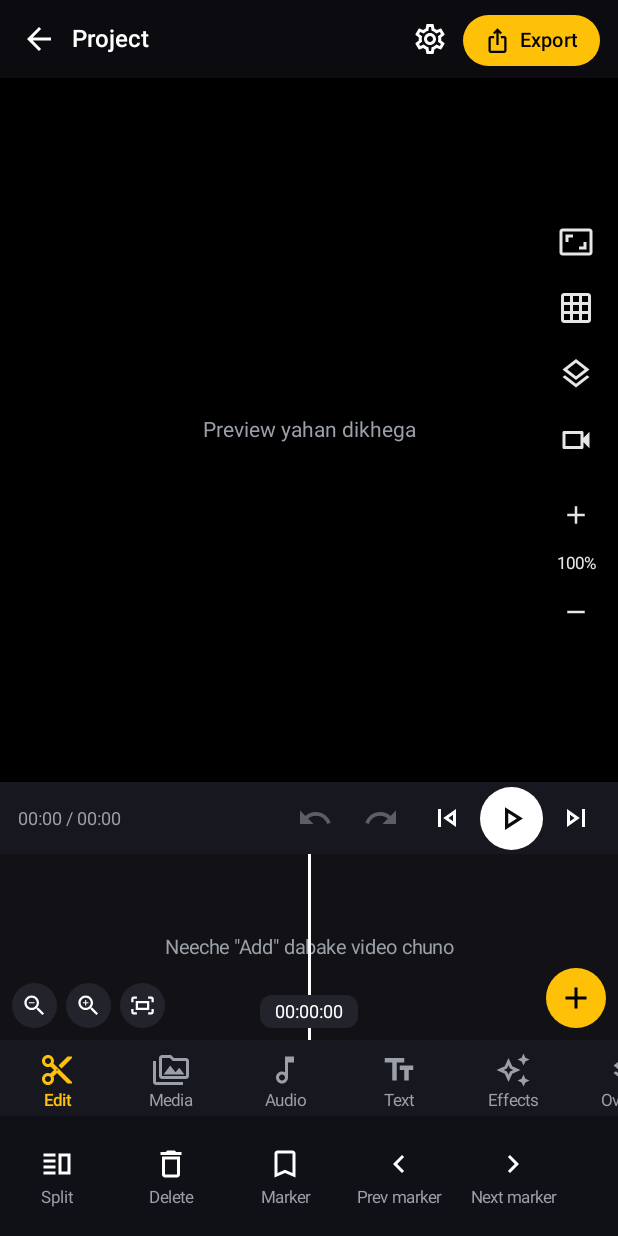
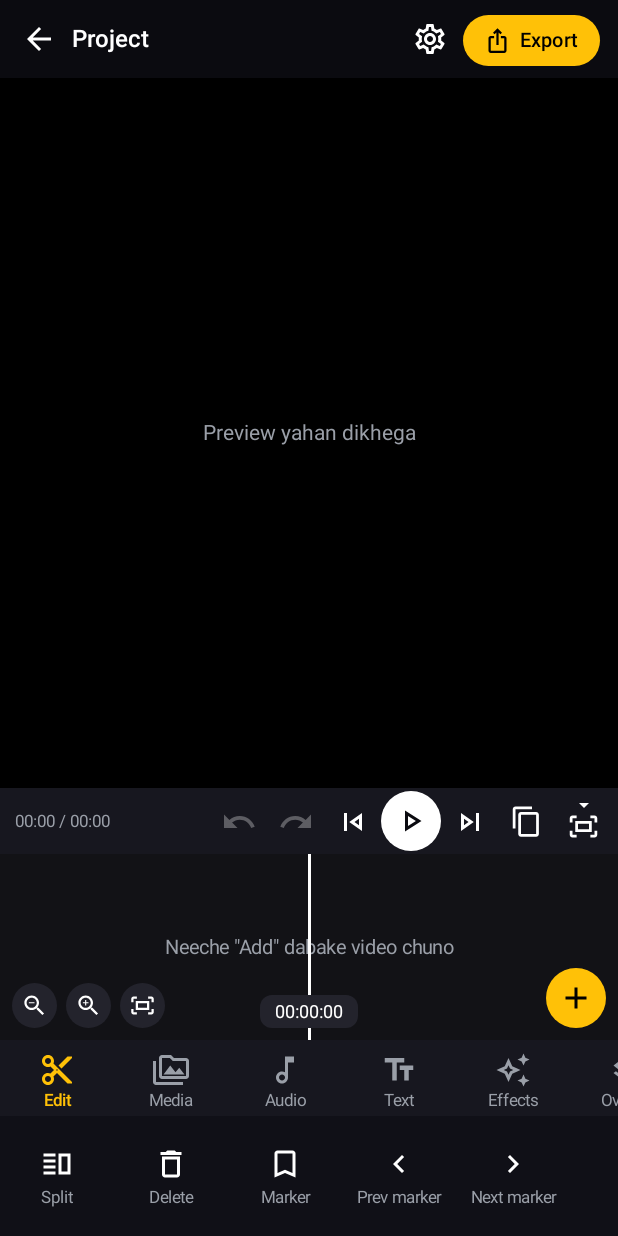
Before and after one commit to aaidiajay/BoldCut, an Android app built with Jetpack Compose: the composable EditorScreen called with empty values, on a phone screen of 412 x 824 dp. Run offline under Robolectric (Android 15) with nearby library versions, the phone set to English and light mode, and no system bars.

Commit message:
step 6.3 width cap side panel toggle

```diff
--- a/app/build.gradle.kts
+++ b/app/build.gradle.kts
@@ -11,8 +11,8 @@ android {
         applicationId = "com.boldframe.boldcut"
         minSdk = 26
         targetSdk = 34
-        versionCode = 9
-        versionName = "0.6.2"
+        versionCode = 10
+        versionName = "0.6.3"
     }
 
     buildTypes {
--- a/app/src/main/java/com/boldframe/boldcut/EditorScreen.kt
+++ b/app/src/main/java/com/boldframe/boldcut/EditorScreen.kt
@@ -110,12 +110,17 @@ fun EditorScreen(projectId: String, onBack: () -> Unit, onOpenSettings: () -> Un
     val runner = remember { ExportRunner(ctx.applicationContext, scope) }
 
     var dpPerSec by remember { mutableStateOf(BASE_DP_PER_SEC) }
-    val pxPerMs = with(density) { dpPerSec.dp.toPx() } / 1000f
 
     var name by remember { mutableStateOf("Project") }
     var loaded by remember { mutableStateOf(false) }
     var clips by remember { mutableStateOf(emptyList<Clip>()) }
     var markers by remember { mutableStateOf(emptyList<Marker>()) }
+    val totalNow = clips.sumOf { it.lengthMs }
+    val effDps = clampDps(dpPerSec, totalNow, density.density)
+    val pxPerMs = with(density) { effDps.dp.toPx() } / 1000f
+    LaunchedEffect(totalNow) {
+        if (dpPerSec != effDps) dpPerSec = effDps
+    }
     var selectedId by remember { mutableStateOf<Long?>(null) }
     var posMs by remember { mutableLongStateOf(0L) }
     var playing by remember { mutableStateOf(false) }
@@ -128,7 +133,7 @@ fun EditorScreen(projectId: String, onBack: () -> Unit, onOpenSettings: () -> Un
     var showGrid by remember { mutableStateOf(false) }
     var pz by remember { mutableStateOf(1f) }
     var pan by remember { mutableStateOf(Offset.Zero) }
-    var videoHidden by remember { mutableStateOf(false) }
+    var showSide by remember { mutableStateOf(false) }
     val screenWdp = LocalConfiguration.current.screenWidthDp
     var videoSize by remember { mutableStateOf<Pair<Int, Int>?>(null) }
     var exportSettings by remember { mutableStateOf(ExportSettings()) }
@@ -144,7 +149,7 @@ fun EditorScreen(projectId: String, onBack: () -> Unit, onOpenSettings: () -> Un
     fun totalMs(): Long = clips.sumOf { it.lengthMs }
 
     fun zoomBy(f: Float) {
-        dpPerSec = (dpPerSec * f).coerceIn(MIN_DPS, MAX_DPS)
+        dpPerSec = clampDps(dpPerSec * f, totalMs(), density.density)
     }
 
     // Poora project screen me fit karo
@@ -154,7 +159,7 @@ fun EditorScreen(projectId: String, onBack: () -> Unit, onOpenSettings: () -> Un
             toast("Pehle video add karo")
             return
         }
-        dpPerSec = (screenWdp * 0.85f / sec).coerceIn(MIN_DPS, MAX_DPS)
+        dpPerSec = clampDps(screenWdp * 0.85f / sec, totalMs(), density.density)
     }
 
     // ---- Project save ----
@@ -521,7 +526,6 @@ fun EditorScreen(projectId: String, onBack: () -> Unit, onOpenSettings: () -> Un
                     .requiredSize(boxW * pz, boxH * pz)
                     .offset { IntOffset(pan.x.roundToInt(), pan.y.roundToInt()) }
             ) {
-                if (!videoHidden) {
                 AndroidView(
                     modifier = Modifier.fillMaxSize(),
                     factory = { ctxView ->
@@ -531,7 +535,6 @@ fun EditorScreen(projectId: String, onBack: () -> Unit, onOpenSettings: () -> Un
                         }
                     }
                 )
-                }
                 GridOverlay(grid, aspect, Modifier.fillMaxSize())
             }
             if (clips.isEmpty()) {
@@ -542,15 +545,15 @@ fun EditorScreen(projectId: String, onBack: () -> Unit, onOpenSettings: () -> Un
                     modifier = Modifier.align(Alignment.Center)
                 )
             }
+            if (showSide) {
                 PreviewSideBar(
                     modifier = Modifier.align(Alignment.CenterEnd),
                     zoomPct = (pz * 100).roundToInt(),
                     gridOn = grid.enabled,
-                videoHidden = videoHidden,
-                onAspect = { toast("Aspect ratio Step 8 me") },
+                    onCanvas = { toast("Canvas settings Step 8 me") },
                     onGrid = { showGrid = true },
                     onLayers = { toast("Layers panel Step 9 me") },
-                onToggleVideo = { videoHidden = !videoHidden },
+                    onCamera = { toast("3D camera view Step 10 me") },
                     onZoomIn = { pz = (pz * 1.25f).coerceIn(0.25f, 4f) },
                     onZoomOut = {
                         pz = (pz / 1.25f).coerceIn(0.25f, 4f)
@@ -562,35 +565,65 @@ fun EditorScreen(projectId: String, onBack: () -> Unit, onOpenSettings: () -> Un
                     }
                 )
             }
+        }
 
-        // Transport row
+        // Transport row (reference jaisa): undo redo prev play next duplicate panel-toggle
         Row(
-            Modifier.fillMaxWidth().background(c.surface).padding(horizontal = 6.dp, vertical = 2.dp),
+            Modifier.fillMaxWidth().background(c.surface).padding(horizontal = 4.dp, vertical = 2.dp),
             verticalAlignment = Alignment.CenterVertically
         ) {
             Text(
                 "${fmt(posMs)} / ${fmt(totalMs())}",
                 color = c.muted,
-                fontSize = 12.sp,
+                fontSize = 11.sp,
                 maxLines = 1,
                 softWrap = false,
                 modifier = Modifier.weight(1f).padding(start = 6.dp)
             )
-            IconBtn(Icons.Outlined.Undo, onClick = { undo() }, enabled = undoStack.isNotEmpty())
-            IconBtn(Icons.Outlined.Redo, onClick = { redo() }, enabled = redoStack.isNotEmpty())
-            IconBtn(Icons.Outlined.SkipPrevious, onClick = { skipClip(false) })
+            IconBtn(Icons.Outlined.Undo, onClick = { undo() }, enabled = undoStack.isNotEmpty(), box = 38.dp)
+            IconBtn(Icons.Outlined.Redo, onClick = { redo() }, enabled = redoStack.isNotEmpty(), box = 38.dp)
+            IconBtn(Icons.Outlined.SkipPrevious, onClick = { skipClip(false) }, box = 38.dp)
             Box(
-                Modifier.size(42.dp).clip(CircleShape).background(c.text)
+                Modifier.size(40.dp).clip(CircleShape).background(c.text)
                     .clickable { togglePlay() },
                 contentAlignment = Alignment.Center
             ) {
                 BcIcon(
                     if (playing) Icons.Outlined.Pause else Icons.Outlined.PlayArrow,
                     tint = c.bg,
-                    size = 26.dp
+                    size = 24.dp
                 )
             }
-            IconBtn(Icons.Outlined.SkipNext, onClick = { skipClip(true) })
+            IconBtn(Icons.Outlined.SkipNext, onClick = { skipClip(true) }, box = 38.dp)
+            IconBtn(
+                Icons.Outlined.ContentCopy,
+                onClick = {
+                    if (selectedId == null) toast("Pehle clip select karo") else duplicateSelected()
+                },
+                box = 38.dp,
+                size = 22.dp
+            )
+            // Preview side panel toggle (fit-screen icon + chhota arrow)
+            Box(
+                Modifier
+                    .size(38.dp)
+                    .clip(CircleShape)
+                    .clickable { showSide = !showSide },
+                contentAlignment = Alignment.Center
+            ) {
+                BcIcon(
+                    Icons.Outlined.FitScreen,
+                    tint = if (showSide) c.accent else c.text,
+                    size = 22.dp,
+                    modifier = Modifier.offset(y = 3.dp)
+                )
+                BcIcon(
+                    if (showSide) Icons.Outlined.ArrowDropUp else Icons.Outlined.ArrowDropDown,
+                    tint = if (showSide) c.accent else c.text,
+                    size = 16.dp,
+                    modifier = Modifier.align(Alignment.TopCenter)
+                )
+            }
         }
 
         // Timeline
@@ -757,11 +790,10 @@ private fun PreviewSideBar(
     modifier: Modifier,
     zoomPct: Int,
     gridOn: Boolean,
-    videoHidden: Boolean,
-    onAspect: () -> Unit,
+    onCanvas: () -> Unit,
     onGrid: () -> Unit,
     onLayers: () -> Unit,
-    onToggleVideo: () -> Unit,
+    onCamera: () -> Unit,
     onZoomIn: () -> Unit,
     onZoomOut: () -> Unit,
     onZoomReset: () -> Unit
@@ -772,17 +804,14 @@ private fun PreviewSideBar(
         modifier
             .padding(6.dp)
             .clip(RoundedCornerShape(18.dp))
-            .background(Color(0x88000000)),
+            .background(Color(0x99000000)),
         horizontalAlignment = Alignment.CenterHorizontally
     ) {
-        IconBtn(Icons.Outlined.AspectRatio, onAspect, tint = white)
+        IconBtn(Icons.Outlined.RoundedCorner, onCanvas, tint = white)
         IconBtn(Icons.Outlined.GridOn, onGrid, tint = if (gridOn) c.accent else white)
         IconBtn(Icons.Outlined.Layers, onLayers, tint = white)
-        IconBtn(
-            if (videoHidden) Icons.Outlined.VideocamOff else Icons.Outlined.Videocam,
-            onToggleVideo,
-            tint = white
-        )
+        // 3D camera view on/off (Step 10 me kaam karega)
+        IconBtn(Icons.Outlined.VideocamOff, onCamera, tint = Color(0xFF9A9AB0))
         Spacer(Modifier.height(6.dp))
         IconBtn(Icons.Outlined.Add, onZoomIn, tint = white, size = 20.dp)
         Text(
--- a/app/src/main/java/com/boldframe/boldcut/Settings.kt
+++ b/app/src/main/java/com/boldframe/boldcut/Settings.kt
@@ -95,7 +95,7 @@ fun SettingsScreen(mode: ThemeMode, onMode: (ThemeMode) -> Unit, onClose: () ->
                     .padding(16.dp)
             ) {
                 Text("BoldCut", color = c.text, fontSize = 16.sp, fontWeight = FontWeight.SemiBold)
-                Text("Version 0.6.2", color = c.muted, fontSize = 13.sp)
+                Text("Version 0.6.3", color = c.muted, fontSize = 13.sp)
             }
             Spacer(Modifier.height(24.dp))
         }
--- a/app/src/main/java/com/boldframe/boldcut/Theme.kt
+++ b/app/src/main/java/com/boldframe/boldcut/Theme.kt
@@ -183,11 +183,12 @@ fun IconBtn(
     onClick: () -> Unit,
     enabled: Boolean = true,
     tint: Color = Bc.c.text,
-    size: Dp = 24.dp
+    size: Dp = 24.dp,
+    box: Dp = 44.dp
 ) {
     Box(
         Modifier
-            .size(44.dp)
+            .size(box)
             .clip(CircleShape)
             .clickable(enabled = enabled, onClick = onClick),
         contentAlignment = Alignment.Center
--- a/app/src/main/java/com/boldframe/boldcut/Timeline.kt
+++ b/app/src/main/java/com/boldframe/boldcut/Timeline.kt
@@ -70,6 +70,16 @@ import kotlin.math.roundToInt
 const val BASE_DP_PER_SEC = 50f
 const val MIN_DPS = 0.2f
 const val MAX_DPS = 600f
+
+// Compose ek view ki width ~262k px se zyada represent nahi kar sakta, isliye timeline ki
+// total width ko is limit ke andar rakhte hain (lambe video me max zoom utna hi hota hai)
+const val MAX_TIMELINE_PX = 150_000f
+
+fun clampDps(dps: Float, totalMs: Long, density: Float): Float {
+    val maxByWidth = if (totalMs > 0L) MAX_TIMELINE_PX / (density * (totalMs / 1000f)) else MAX_DPS
+    val hi = maxOf(minOf(MAX_DPS, maxByWidth), MIN_DPS)
+    return dps.coerceIn(MIN_DPS, hi)
+}
 private val RULER_STEPS = doubleArrayOf(0.1, 0.2, 0.5, 1.0, 2.0, 5.0, 10.0, 15.0, 30.0, 60.0, 120.0, 300.0, 600.0, 1800.0, 3600.0)
 private const val TILE_DP = 90f
 private const val MAX_FRAMES = 150
@@ -120,13 +130,14 @@ fun Timeline(
     onMarkerClick: (Marker) -> Unit
 ) {
     val density = LocalDensity.current
-    val pxPerMs = with(density) { dpPerSec.dp.toPx() } / 1000f
+    val totalMs = clips.sumOf { it.lengthMs }
+    val dps = clampDps(dpPerSec, totalMs, density.density)
+    val pxPerMs = with(density) { dps.dp.toPx() } / 1000f
     val dragged by scrollState.interactionSource.collectIsDraggedAsState()
     val playingNow by rememberUpdatedState(playing)
     val posNow by rememberUpdatedState(posMs)
     val seek by rememberUpdatedState(onSeek)
     val zoom by rememberUpdatedState(onZoom)
-    val totalMs = clips.sumOf { it.lengthMs }
     val pal = Bc.c
 
     LaunchedEffect(dragged) { if (dragged) onUserDrag() }
@@ -181,7 +192,7 @@ fun Timeline(
                     Box(Modifier.width(totalDp).height(28.dp)) {
                         Ruler(
                             totalMs, Modifier.fillMaxSize(), pal.tick, pal.muted,
-                            dpPerSec, scrollState, viewPx / 2f, viewPx
+                            dps, scrollState, viewPx / 2f, viewPx
                         )
                         markers.filter { it.timeMs <= totalMs }.forEach { m ->
                             Box(
```
Lines whose indentation alone changed are shown as unchanged.
